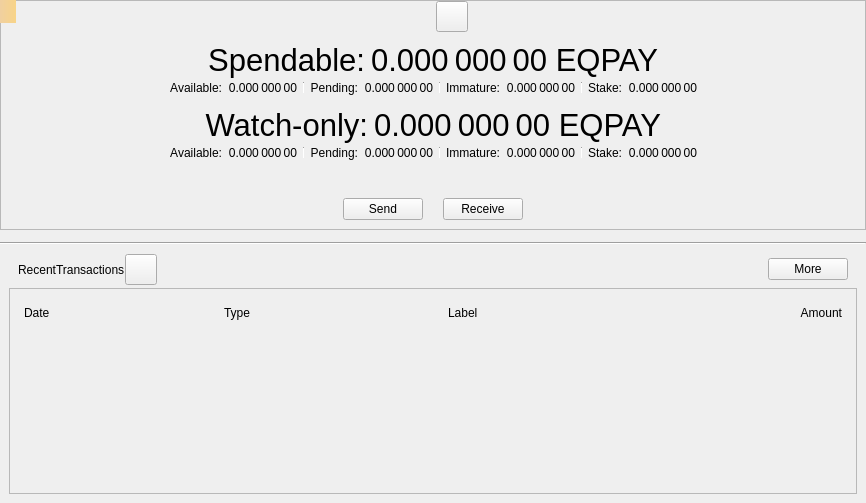
Before: the Qt Designer form src/qt/forms/overviewpage.ui in equitypay/eqpay, drawn with Qt 5.
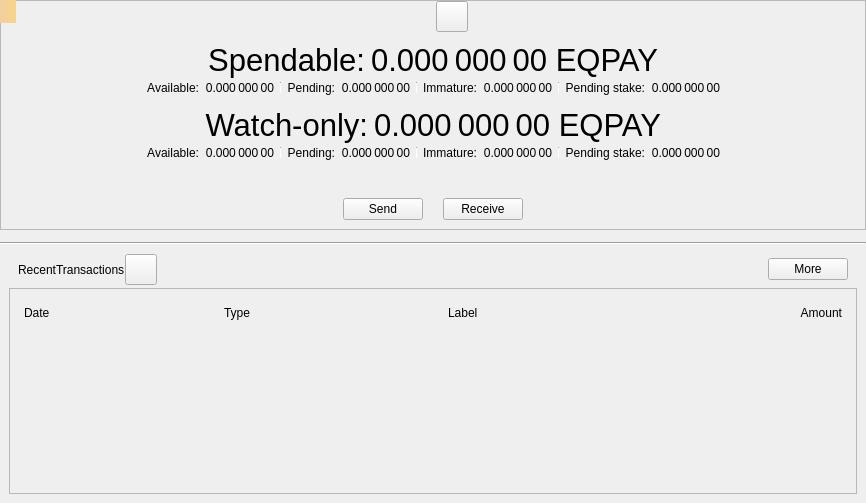
After: the same form once the commit is applied. Icons and pictures are not drawn. Custom widgets are drawn as their Qt base class.

What changed in the file:
```diff
--- a/src/qt/forms/overviewpage.ui
+++ b/src/qt/forms/overviewpage.ui
@@ -454,7 +454,7 @@
               <item>
                <widget class="QLabel" name="labelStakeText">
                 <property name="text">
-                 <string>Stake:</string>
+                 <string>Pending stake:</string>
                 </property>
                 <property name="alignment">
                  <set>Qt::AlignRight|Qt::AlignTrailing|Qt::AlignVCenter</set>
@@ -809,7 +809,7 @@
               <item>
                <widget class="QLabel" name="labelWatchStakeText">
                 <property name="text">
-                 <string>Stake:</string>
+                 <string>Pending stake:</string>
                 </property>
                 <property name="alignment">
                  <set>Qt::AlignRight|Qt::AlignTrailing|Qt::AlignVCenter</set>
```
